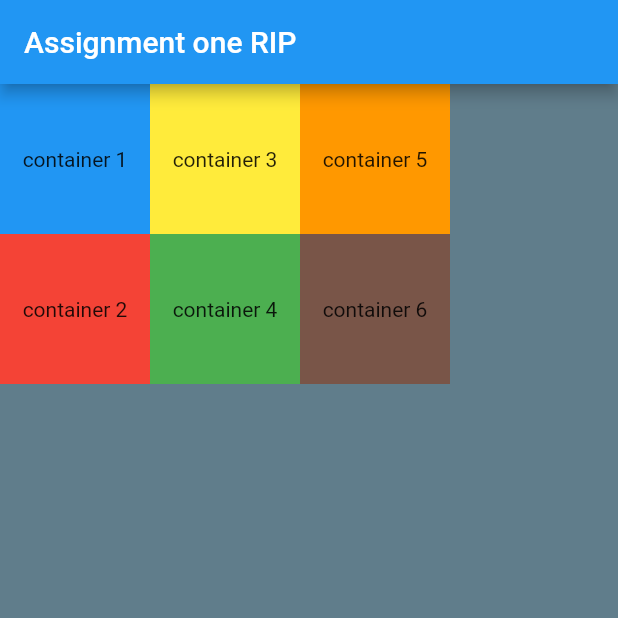
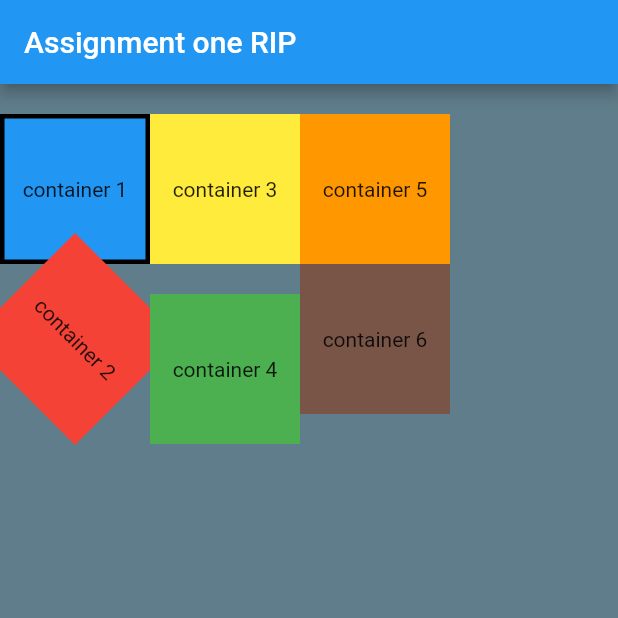
Before and after one commit to viloriajer/FlutterApp01_JeremyViloria, a Flutter app: the screen it shows after launch, on a phone screen of 412 x 824 dp, the top half of it. Run offline on Flutter 3.47's test engine with Material 2 defaults, Android fonts, the phone set to English and light mode, and no system bars.

Commit message:
Working on spacing

```diff
--- a/assignment01/lib/main.dart
+++ b/assignment01/lib/main.dart
@@ -1,3 +1,5 @@
+import 'dart:math';
+
 import 'package:flutter/material.dart';
 
 void main() {
@@ -19,26 +21,33 @@ class MyApp extends StatelessWidget {
           children: <Widget>[
             Column(
               children: [
+                Padding(padding: const EdgeInsets.all(10.0)),
                 Container(
                   child: Center(
                     child: Text("container 1"),
                   ),
                   width: 100,
                   height: 100,
+                  decoration: BoxDecoration(
                     color: Colors.blue,
+                    border: Border.all(color: Colors.black, width: 3),
                   ),
-                Container(
+                ),
+                Transform.rotate(
+                    angle: pi / 4,
+                    child: Container(
                       child: Center(
                         child: Text("container 2"),
                       ),
                       width: 100,
                       height: 100,
                       color: Colors.red,
-                ),
+                    )),
               ],
             ),
             Column(
               children: [
+                Padding(padding: const EdgeInsets.all(10.0)),
                 Container(
                   child: Center(
                     child: Text("container 3"),
@@ -47,6 +56,7 @@ class MyApp extends StatelessWidget {
                   height: 100,
                   color: Colors.yellow,
                 ),
+                Padding(padding: const EdgeInsets.all(10.0)),
                 Container(
                   child: Center(
                     child: Text("container 4"),
@@ -59,6 +69,7 @@ class MyApp extends StatelessWidget {
             ),
             Column(
               children: [
+                Padding(padding: const EdgeInsets.all(10.0)),
                 Container(
                   child: Center(
                     child: Text("container 5"),
```
Lines whose indentation alone changed are shown as unchanged.
